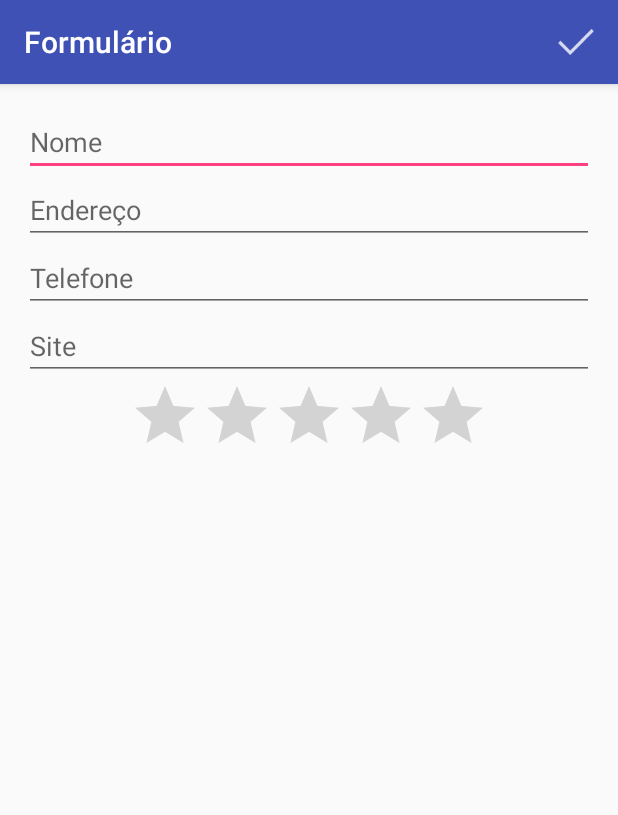
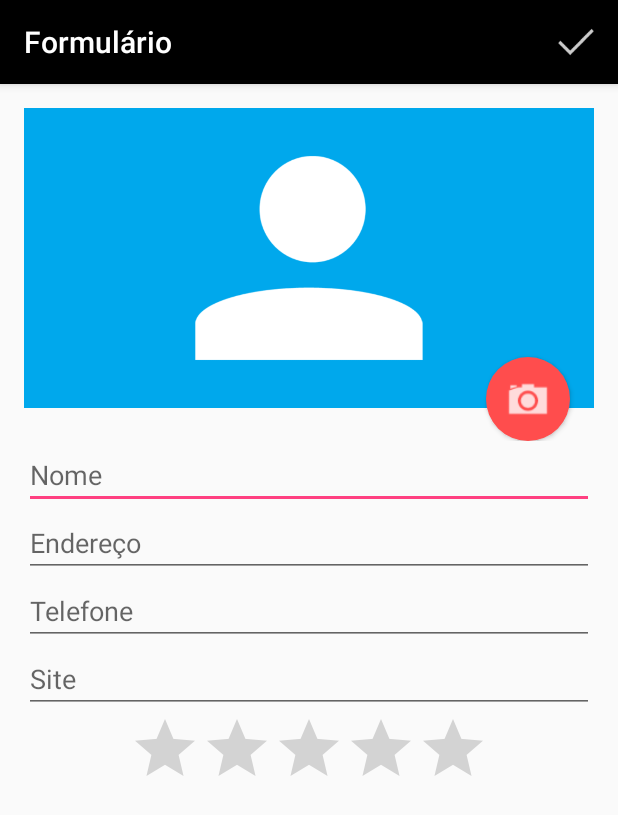
Before and after one commit to vandersonmaroni/agenda_android, an Android app: the FormularioActivity screen opened directly, with no data from a screen before it, on a phone screen of 412 x 824 dp. Shown: the top 815 px of the screen. Run offline under Robolectric (Android 15) with nearby library versions, the phone set to English and light mode, and no system bars.

Commit message:
Reformulando lista

```diff
--- a/app/src/main/AndroidManifest.xml
+++ b/app/src/main/AndroidManifest.xml
@@ -1,6 +1,8 @@
 <?xml version="1.0" encoding="utf-8"?>
 <manifest xmlns:android="http://schemas.android.com/apk/res/android"
     package="io.maroni.agenda">
+
+    <uses-permission android:name="android.permission.CALL_PHONE" />
 
     <application
         android:allowBackup="true"
@@ -10,7 +12,7 @@
         android:theme="@style/AppTheme">
         <activity
             android:name=".ListaAlunosActivity"
-            android:label="Agenda">
+            android:label="@string/app_name">
             <intent-filter>
                 <action android:name="android.intent.action.MAIN" />
                 <category android:name="android.intent.category.LAUNCHER" />
@@ -18,7 +20,7 @@
         </activity>
         <activity
             android:name=".FormularioActivity"
-            android:label="Formulário">
+            android:label="@string/formulario_name">
         </activity>
     </application>
 
--- a/app/src/main/java/io/maroni/agenda/FormularioActivity.java
+++ b/app/src/main/java/io/maroni/agenda/FormularioActivity.java
@@ -1,6 +1,14 @@
 package io.maroni.agenda;
 
+import android.annotation.TargetApi;
+import android.app.Activity;
 import android.content.Intent;
+import android.graphics.Bitmap;
+import android.graphics.BitmapFactory;
+import android.net.Uri;
+import android.os.Build;
+import android.preference.PreferenceManager;
+import android.provider.MediaStore;
 import android.support.v7.app.AppCompatActivity;
 import android.os.Bundle;
 import android.text.Editable;
@@ -10,8 +18,10 @@
 import android.view.View;
 import android.widget.Button;
 import android.widget.EditText;
+import android.widget.ImageView;
 import android.widget.Toast;
 
+import java.io.File;
 import java.io.Serializable;
 
 import io.maroni.agenda.dao.AlunoDao;
@@ -20,6 +30,8 @@
 public class FormularioActivity extends AppCompatActivity {
 
     private FormularioHelper helper;
+    public static final int CODIGO_CAMERA = 568;
+    private String caminhoFoto;
 
     @Override
     protected void onCreate(Bundle savedInstanceState) {
@@ -28,10 +40,33 @@
 
         helper = new FormularioHelper(this);
 
-        Intent intent = getIntent();
+        final Intent intent = getIntent();
         Aluno aluno = (Aluno) intent.getSerializableExtra("aluno");
-        if(aluno != null){
+        if (aluno != null) {
             helper.preencherFormulario(aluno);
+        }
+        Button botaoFoto = (Button) findViewById(R.id.formulario_botao_foto);
+        botaoFoto.setOnClickListener(new View.OnClickListener() {
+
+            @Override
+            public void onClick(View v) {
+                Intent intentCamera = new Intent(MediaStore.ACTION_IMAGE_CAPTURE);
+                caminhoFoto = getExternalFilesDir(null) + "/" + System.currentTimeMillis() + ".jpg";
+                File arquivoFoto = new File(caminhoFoto);
+                intentCamera.putExtra(MediaStore.EXTRA_OUTPUT, Uri.fromFile(arquivoFoto));
+                startActivityForResult(intentCamera, CODIGO_CAMERA);
+            }
+        });
+    }
+
+    @Override
+    protected void onActivityResult(int requestCode, int resultCode, Intent data) {
+        if (resultCode == Activity.RESULT_OK) {
+            switch (requestCode) {
+                case CODIGO_CAMERA:
+                    helper.carregaImagem(caminhoFoto);
+                    break;
+            }
         }
     }
 
@@ -44,17 +79,18 @@
 
     @Override
     public boolean onOptionsItemSelected(MenuItem item) {
-        switch (item.getItemId()){
+        switch (item.getItemId()) {
             case R.id.menu_formulario_ok:
                 Aluno aluno = helper.pegaAluno();
+
                 AlunoDao dao = new AlunoDao(this);
-                if(aluno.getId() != null){
+                if (aluno.getId() != null) {
                     dao.altera(aluno);
-                }else{
+                } else {
                     dao.insere(aluno);
                 }
                 dao.close();
-                Toast.makeText(FormularioActivity.this,"Aluno "+aluno.getNome()+" salvo com sucesso!",Toast.LENGTH_SHORT).show();
+                Toast.makeText(FormularioActivity.this, "Aluno " + aluno.getNome() + " salvo com sucesso!", Toast.LENGTH_SHORT).show();
                 finish();
                 break;
         }
--- a/app/src/main/res/drawable/fundo.xml
+++ b/app/src/main/res/drawable/fundo.xml
@@ -1,4 +1,4 @@
 <?xml version="1.0" encoding="utf-8"?>
 <shape xmlns:android="http://schemas.android.com/apk/res/android" android:shape="oval">
-    <solid android:color="#FF4D4D" />
+    <solid android:color="@color/colorFundoBotao" />
 </shape>
--- /dev/null
+++ b/app/src/main/res/drawable/fundo_camera.xml
@@ -0,0 +1,17 @@
+<?xml version="1.0" encoding="utf-8"?>
+<layer-list xmlns:android="http://schemas.android.com/apk/res/android">
+    <item>
+        <shape android:shape="oval">
+            <solid android:color="@color/colorFundoBotao" />
+            <padding
+                android:bottom="10dp"
+                android:left="10dp"
+                android:right="10dp"
+                android:top="10dp"/>
+        </shape>
+    </item>
+    <item android:drawable="@drawable/ic_camera">
+
+    </item>
+
+</layer-list>
--- a/app/src/main/res/layout/activity_formulario.xml
+++ b/app/src/main/res/layout/activity_formulario.xml
@@ -1,50 +1,73 @@
 <?xml version="1.0" encoding="utf-8"?>
-<ScrollView android:layout_height="match_parent"
+<ScrollView xmlns:android="http://schemas.android.com/apk/res/android"
     android:layout_width="match_parent"
-    xmlns:android="http://schemas.android.com/apk/res/android">
+    android:layout_height="match_parent">
 
-    <LinearLayout
-        xmlns:tools="http://schemas.android.com/tools"
+    <LinearLayout xmlns:tools="http://schemas.android.com/tools"
         android:layout_width="match_parent"
         android:layout_height="match_parent"
+        android:orientation="vertical"
         android:paddingBottom="@dimen/activity_vertical_margin"
         android:paddingLeft="@dimen/activity_horizontal_margin"
         android:paddingRight="@dimen/activity_horizontal_margin"
         android:paddingTop="@dimen/activity_vertical_margin"
-        tools:context="io.maroni.agenda.FormularioActivity"
-        android:orientation="vertical">
+        tools:context="io.maroni.agenda.FormularioActivity">
+
+        <RelativeLayout
+            android:layout_width="match_parent"
+            android:layout_height="222dp">
+            <ImageView
+                android:layout_width="match_parent"
+                android:layout_height="200dp"
+                android:background="#00A8EC"
+                android:src="@drawable/person"
+                android:id="@+id/formulario_foto"/>
+
+            <Button
+                android:layout_width="56dp"
+                android:layout_height="56dp"
+                android:background="@drawable/fundo_camera"
+                android:layout_alignParentBottom="true"
+                android:layout_alignParentRight="true"
+                android:layout_marginRight="16dp"
+                android:id="@+id/formulario_botao_foto"/>
+        </RelativeLayout>
 
         <EditText
+            android:id="@+id/formulario_nome"
             android:layout_width="match_parent"
             android:layout_height="wrap_content"
             android:hint="Nome"
-            android:id="@+id/formulario_nome"/>
+            android:inputType="textPersonName"/>
 
         <EditText
+            android:id="@+id/formulario_endereco"
             android:layout_width="match_parent"
             android:layout_height="wrap_content"
             android:hint="Endereço"
-            android:id="@+id/formulario_endereco"/>
+            android:inputType="textPostalAddress" />
 
         <EditText
+            android:id="@+id/formulario_telefone"
             android:layout_width="match_parent"
             android:layout_height="wrap_content"
             android:hint="Telefone"
-            android:id="@+id/formulario_telefone"/>
+            android:inputType="phone"/>
 
         <EditText
+            android:id="@+id/formulario_site"
             android:layout_width="match_parent"
             android:layout_height="wrap_content"
             android:hint="Site"
-            android:id="@+id/formulario_site"/>
+            android:inputType="textWebEmailAddress"/>
 
         <RatingBar
+            android:id="@+id/formulario_nota"
             android:layout_width="wrap_content"
             android:layout_height="wrap_content"
-            android:numStars="5"
+            android:layout_gravity="center"
             android:max="10"
-            android:layout_gravity="center"
-            android:id="@+id/formulario_nota"/>
+            android:numStars="5" />
 
     </LinearLayout>
 </ScrollView>
--- a/app/src/main/res/layout/activity_lista_alunos.xml
+++ b/app/src/main/res/layout/activity_lista_alunos.xml
@@ -15,7 +15,7 @@
         android:layout_width="56dp"
         android:layout_height="56dp"
         android:text="+"
-        android:textColor="#FFFFFF"
+        android:textColor="@color/colorTextoBotao"
         android:textSize="25sp"
         android:elevation="6dp"
         android:id="@+id/lista_novoAluno"
--- a/app/src/main/res/values/colors.xml
+++ b/app/src/main/res/values/colors.xml
@@ -1,6 +1,8 @@
 <?xml version="1.0" encoding="utf-8"?>
 <resources>
-    <color name="colorPrimary">#3F51B5</color>
+    <color name="colorPrimary">#000000</color>
     <color name="colorPrimaryDark">#303F9F</color>
     <color name="colorAccent">#FF4081</color>
+    <color name="colorFundoBotao">#FF4D4D</color>
+    <color name="colorTextoBotao">#FFFFFF</color>
 </resources>
--- a/app/src/main/res/values/strings.xml
+++ b/app/src/main/res/values/strings.xml
@@ -1,4 +1,5 @@
 <resources>
     <string name="app_name">Agenda</string>
     <string name="action_settings">Settings</string>
+    <string name="formulario_name">Formulário</string>
 </resources>
```
Also changed, not shown: app/src/main/java/io/maroni/agenda/FormularioHelper.java (+17 -0 lines), app/src/main/java/io/maroni/agenda/ListaAlunosActivity.java (+57 -12 lines), app/src/main/java/io/maroni/agenda/adapter/AlunosAdapter.java (added, +74 -0 lines), app/src/main/java/io/maroni/agenda/dao/AlunoDao.java (+12 -6 lines), app/src/main/java/io/maroni/agenda/model/Aluno.java (+10 -1 lines), app/src/main/res/layout/list_item.xml (added, +37 -0 lines).
